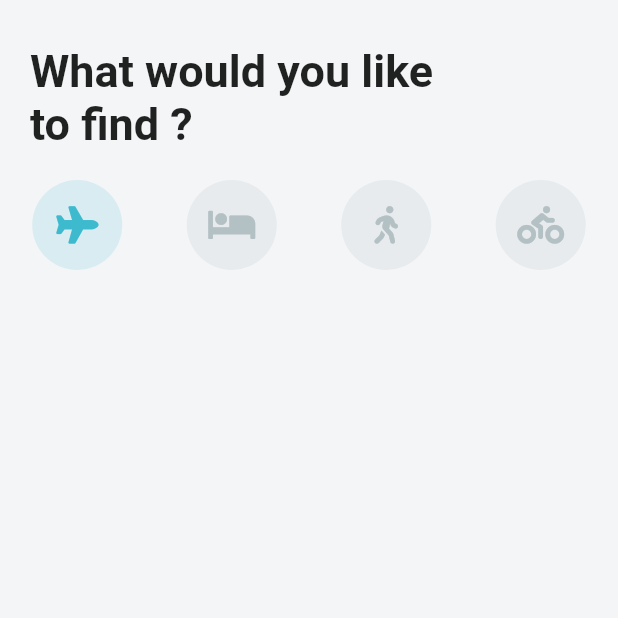
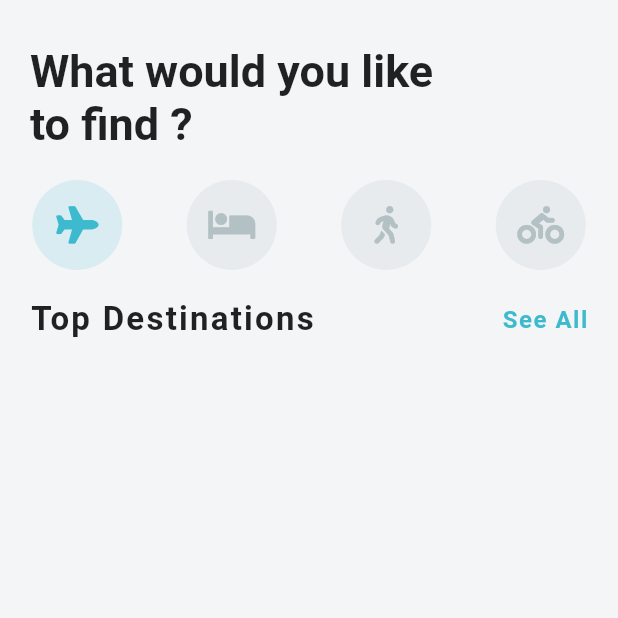
Before and after one commit to DaminduSandaruwan/Travel_UI, a Flutter app: the screen it shows after launch, on a phone screen of 412 x 824 dp, the top half of it. Run offline on Flutter 3.47's test engine with Material 2 defaults, Android fonts, the phone set to English and light mode, and no system bars; our stand-ins replace font_awesome_flutter.

Commit message:
add top destination titles

```diff
--- a/lib/screens/home_screen.dart
+++ b/lib/screens/home_screen.dart
@@ -1,5 +1,6 @@
 import 'package:flutter/material.dart';
 import 'package:font_awesome_flutter/font_awesome_flutter.dart';
+import 'package:travel_place/widgets/destination_carosel.dart';
 
 class HomeScreen extends StatefulWidget {
   @override
@@ -24,7 +25,7 @@ class _HomeScreenState extends State<HomeScreen> {
         setState(() {
           _selectedIndex=index;
         });
-        print(_selectedIndex);
+        //print(_selectedIndex);
       },
 
       child: Container(
@@ -72,6 +73,8 @@ class _HomeScreenState extends State<HomeScreen> {
                   )
                   .toList(),
             ),
+            SizedBox(height: 20.0),
+            DestinationCarosel(),
           ],
         ),
       ),
--- /dev/null
+++ b/lib/widgets/destination_carosel.dart
@@ -0,0 +1,36 @@
+import 'package:flutter/material.dart';
+
+class DestinationCarosel extends StatelessWidget {
+  @override
+  Widget build(BuildContext context) {
+    return Column(
+      children: <Widget>[
+        Padding(
+          padding: EdgeInsets.symmetric(horizontal:20.0),
+          child: Row(
+            mainAxisAlignment: MainAxisAlignment.spaceBetween,
+            children: <Widget>[
+              Text(
+                'Top Destinations',
+                style: TextStyle(
+                  fontSize: 22.0,
+                  fontWeight: FontWeight.bold,
+                  letterSpacing:1.5,
+                ),
+              ),
+              Text(
+                'See All',
+                style: TextStyle(
+                  color: Theme.of(context).primaryColor,
+                  fontSize: 16.0,
+                  fontWeight: FontWeight.w600,
+                  letterSpacing: 1.0,
+                ),
+              ),
+            ],
+          ),
+        ),
+      ],
+    );
+  }
+}
```
